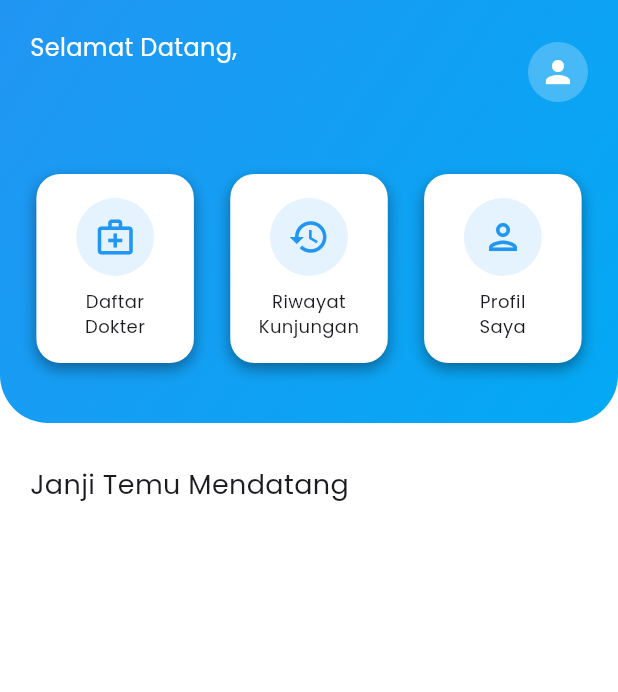
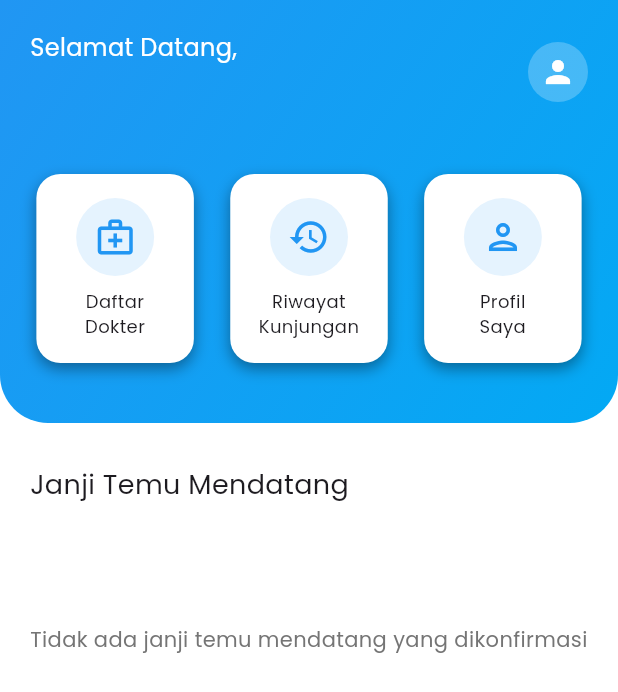
Before and after one commit to warrnn/ambw_project, a Flutter app: the screen it shows once a user with an empty profile is signed in, on a phone screen of 412 x 824 dp. Shown: the top 692 px of the screen. Run offline on Flutter 3.47's test engine with Material 3 defaults, Android fonts, the phone set to English and light mode, and no system bars; our stand-ins replace flutter_dotenv, google_fonts, pretty_qr_code, supabase_flutter, syncfusion_flutter_datepicker; missing offline and left inert: qr_code_scanner_plus; accounts and stored records are empty.

Commit message:
making the user upcoming appointment in homepage

```diff
--- a/lib/components/admin_dashboard_visit_schedule_card.dart
+++ b/lib/components/admin_dashboard_visit_schedule_card.dart
@@ -70,6 +70,7 @@ class _AdminDashboardVisitScheduleCardState
               SizedBox(width: 16),
               Expanded(
                 child: Column(
+                  crossAxisAlignment: CrossAxisAlignment.start,
                   children: [
                     Text(
                       widget.doctorName,
--- a/lib/main.dart
+++ b/lib/main.dart
@@ -1,3 +1,4 @@
+import 'package:flutter/services.dart';
 import 'package:intl/date_symbol_data_local.dart';
 import 'package:telehealth/authentication/auth_gate.dart';
 import 'package:telehealth/service/supabase_service.dart';
@@ -11,6 +12,7 @@ void main() async {
   await dotenv.load(fileName: '.env');
   await SupabaseService.init();
   await initializeDateFormatting('id_ID', null);
+  await SystemChrome.setPreferredOrientations([DeviceOrientation.portraitUp]);
 
   runApp(const MainApp());
 }
--- a/lib/pages/user/home_page.dart
+++ b/lib/pages/user/home_page.dart
@@ -159,7 +159,7 @@ class _HomePageState extends State<HomePage> {
                   Expanded(
                     child: FutureBuilder(
                       future: VisitTicketService()
-                          .getAllConfirmedCurrentUserVisitTickets(),
+                          .getAllCurrentUserConfirmedUpcomingAppointments(),
                       builder: (context, snapshot) {
                         if (snapshot.connectionState ==
                             ConnectionState.waiting) {
@@ -174,13 +174,31 @@ class _HomePageState extends State<HomePage> {
                           );
                         }
 
-                        final pendingVisitTickets = snapshot.data ?? [];
+                        final confirmedVisitTickets = snapshot.data ?? [];
 
+                        if (confirmedVisitTickets.isEmpty) {
                           return SingleChildScrollView(
                             physics: const BouncingScrollPhysics(),
                             padding: const EdgeInsets.symmetric(vertical: 16),
                             child: Column(
-                            children: pendingVisitTickets.map((ticket) {
+                              children: [
+                                const SizedBox(height: 64),
+                                Center(
+                                  child: Text(
+                                    'Tidak ada janji temu mendatang yang dikonfirmasi',
+                                    style: TextStyle(color: Colors.grey[600]),
+                                    textAlign: TextAlign.center,
+                                  ),
+                                ),
+                              ],
+                            ),
+                          );
+                        } else {
+                          return SingleChildScrollView(
+                            physics: const BouncingScrollPhysics(),
+                            padding: const EdgeInsets.symmetric(vertical: 16),
+                            child: Column(
+                              children: confirmedVisitTickets.map((ticket) {
                                 return Column(
                                   children: [
                                     HomeVisitScheduleCard(
@@ -201,6 +219,7 @@ class _HomePageState extends State<HomePage> {
                               }).toList(),
                             ),
                           );
+                        }
                       },
                     ),
                   ),
--- a/lib/service/visit_ticket_service.dart
+++ b/lib/service/visit_ticket_service.dart
@@ -19,11 +19,13 @@ class VisitTicketService {
     }
   }
 
-  Future<List<VisitTicket>> getAllConfirmedCurrentUserVisitTickets() async {
+  Future<List<VisitTicket>>
+  getAllCurrentUserConfirmedUpcomingAppointments() async {
     try {
       final response = await supabase
           .from('visit_tickets')
           .select('*, doctor:doctor_id(*)')
+          .gte('visit_date', DateTime.now().toString())
           .eq('status', true)
           .eq('user_id', supabase.auth.currentUser!.id)
           .order('visit_date', ascending: true);
```
Also changed, not shown: lib/pages/user/history_page.dart (+20 -9 lines). Lines whose indentation alone changed are shown as unchanged.
